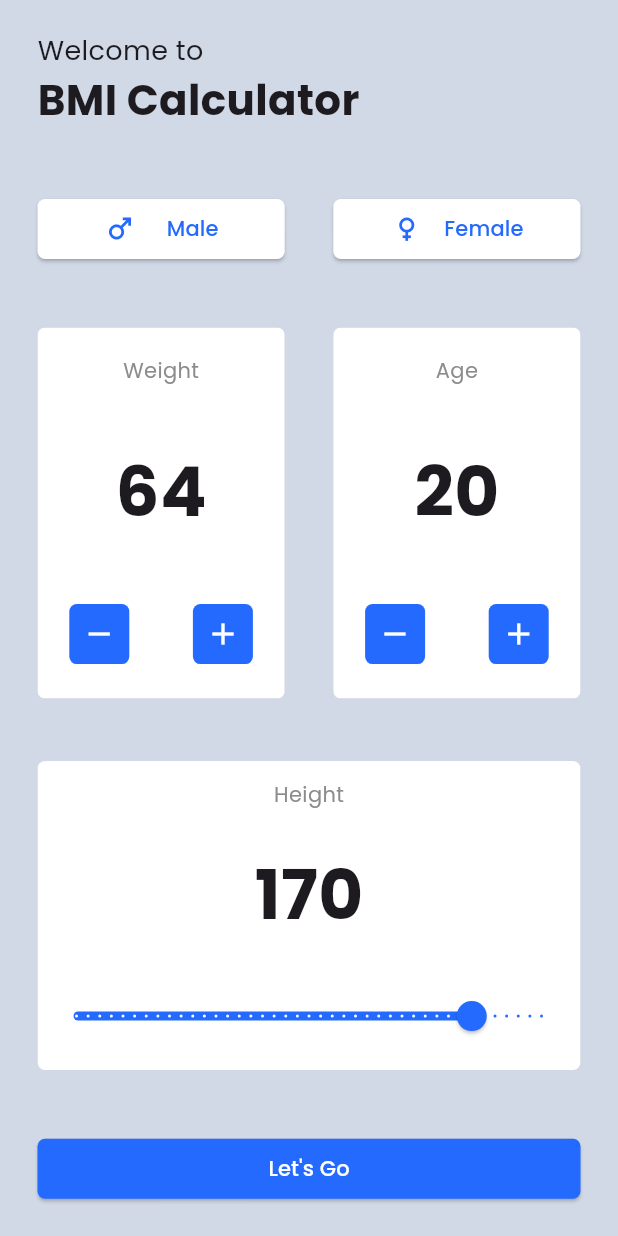
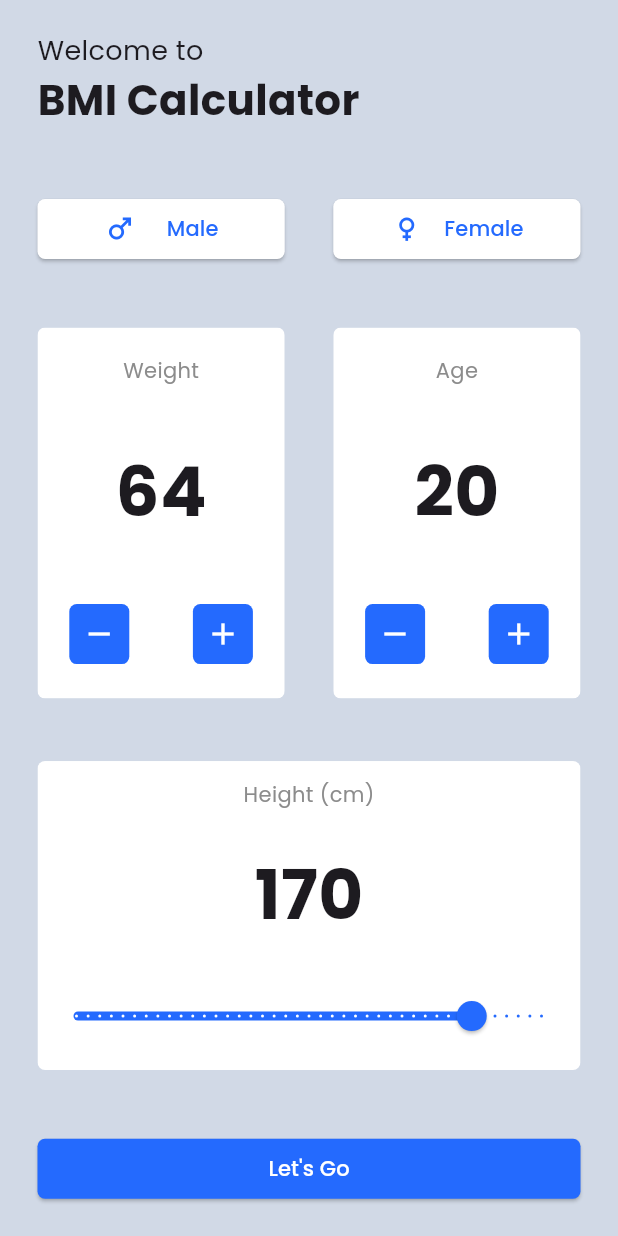
Before and after one commit to suheerthedev/stacked_bmi_app, a Flutter app: the screen it shows after launch, after a tap on the "remove" icon, on a phone screen of 412 x 824 dp. Run offline on Flutter 3.47's test engine with Material 3 defaults, Android fonts, the phone set to English and light mode, and no system bars; our stand-ins replace google_fonts, stacked, stacked_services, stacked_shared.

Commit message:
Minor string change

```diff
--- a/lib/ui/views/home/home_view.dart
+++ b/lib/ui/views/home/home_view.dart
@@ -244,7 +244,7 @@ class HomeView extends StackedView<HomeViewModel> {
                     mainAxisAlignment: MainAxisAlignment.spaceAround,
                     children: [
                       Text(
-                        "Height",
+                        "Height (cm)",
                         style: GoogleFonts.poppins(color: wTLightTextColor),
                       ),
                       Text(
```
